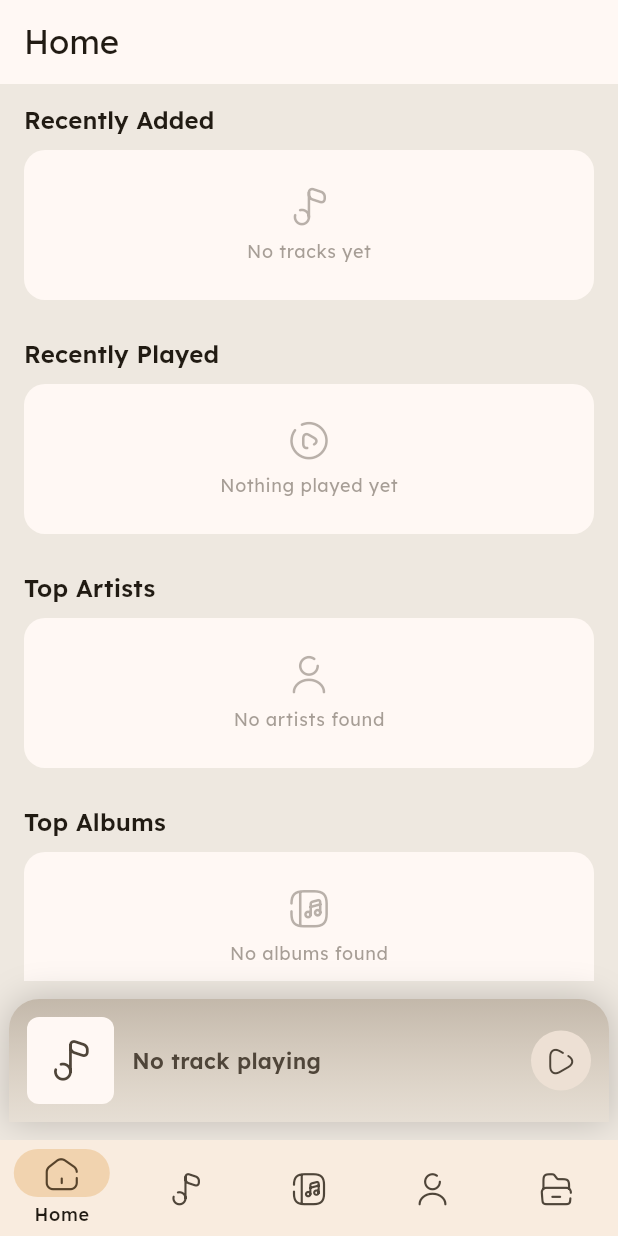
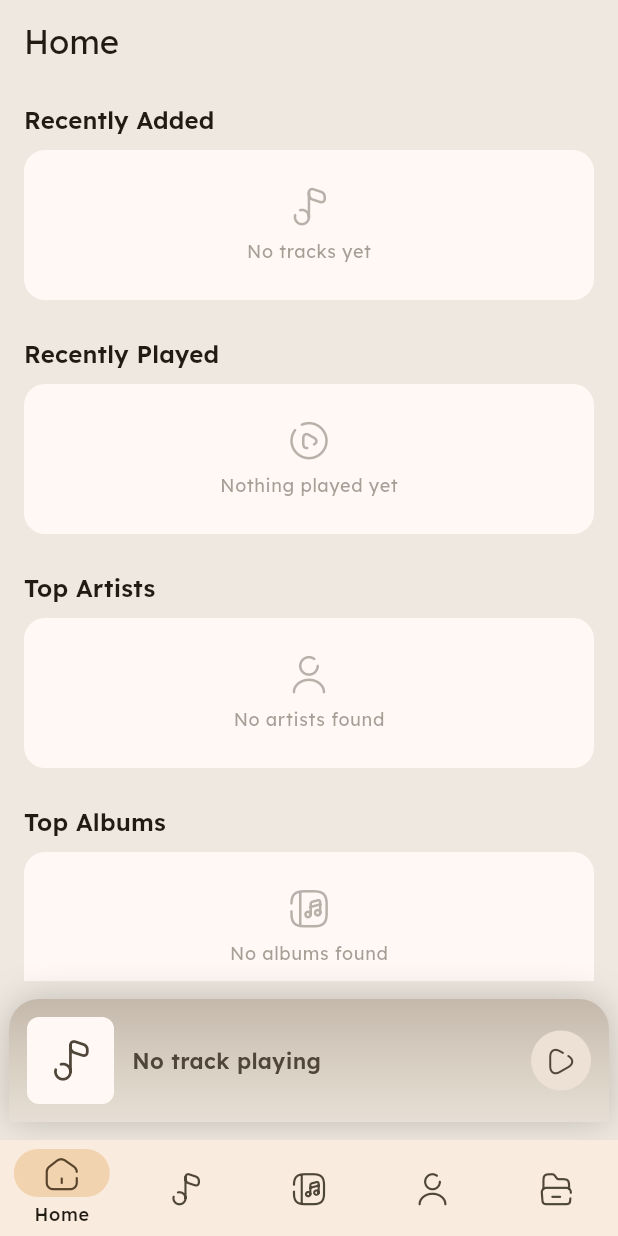
Before and after one commit to FYSPA/Arc, a Flutter app: the MainPage screen opened directly, on a phone screen of 412 x 824 dp. Run offline on Flutter 3.47's test engine with Material 3 defaults, Android fonts, the phone set to English and light mode, and no system bars; our stand-ins replace flutter_colorpicker.

Commit message:
fix: AMOLED glow — softer diffusion, dynamic position, pitch black AppBar
- AppBar now uses scaffoldBg (pitchBlack) + no surfaceTintColor in AMOLED
- Glow blob 350→600px with 4-stop radial gradient for smooth falloff
- Alpha range reduced from 5-60 to 3-35 (subtler at all intensities)
- Transform.translate offset now dynamic per GlowPosition corner
- Added translateOffset getter to GlowPosition enum

```diff
--- a/lib/core/themes.dart
+++ b/lib/core/themes.dart
@@ -12,11 +12,19 @@ class AppThemes {
     return _buildTheme(color, Brightness.dark, isAmoled: isAmoled);
   }
 
-  static ThemeData fromColor(Color color, Brightness brightness, {bool isAmoled = false}) {
+  static ThemeData fromColor(
+    Color color,
+    Brightness brightness, {
+    bool isAmoled = false,
+  }) {
     return _buildTheme(color, brightness, isAmoled: isAmoled);
   }
 
-  static ThemeData _buildTheme(Color color, Brightness brightness, {bool isAmoled = false}) {
+  static ThemeData _buildTheme(
+    Color color,
+    Brightness brightness, {
+    bool isAmoled = false,
+  }) {
     final isLight = brightness == Brightness.light;
 
     final scaffoldBg = isLight
@@ -47,18 +55,27 @@ class AppThemes {
         brightness: brightness,
       ),
       scaffoldBackgroundColor: scaffoldBg,
+      appBarTheme: AppBarTheme(
+        backgroundColor: scaffoldBg,
+        surfaceTintColor: Colors.transparent,
+        elevation: 0,
+      ),
       splashColor: Colors.transparent,
       highlightColor: isLight
           ? Colors.black.withAlpha(20)
           : Colors.white.withAlpha(15),
-      disabledColor: isLight ? const Color(0xC8A0A0A0) : const Color(0xC83C3C3C),
+      disabledColor: isLight
+          ? const Color(0xC8A0A0A0)
+          : const Color(0xC83C3C3C),
       dividerColor: isLight ? const Color(0x64646464) : const Color(0x32FFFFFF),
       cardTheme: CardThemeData(
         elevation: isLight ? 12.0 : 0.0,
         color: cardColor,
         shape: RoundedRectangleBorder(
           borderRadius: BorderRadius.circular(14.0.multipliedRadius),
-          side: isLight ? BorderSide.none : BorderSide(
+          side: isLight
+              ? BorderSide.none
+              : BorderSide(
                   color: Colors.white.withAlpha(isAmoled ? 15 : 25),
                   width: 0.5,
                 ),
```
Also changed, not shown: lib/core/enums.dart (+13 -0 lines), lib/ui/widgets/amoled_glow_effect.dart (+18 -7 lines). Lines whose indentation alone changed are shown as unchanged.
